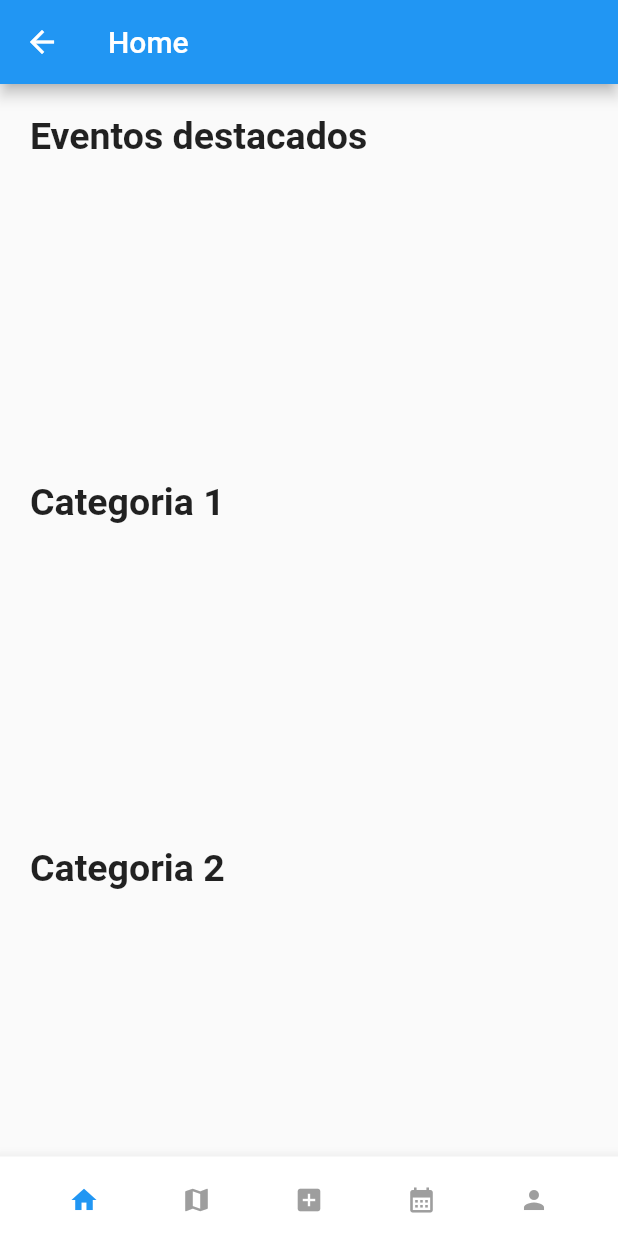
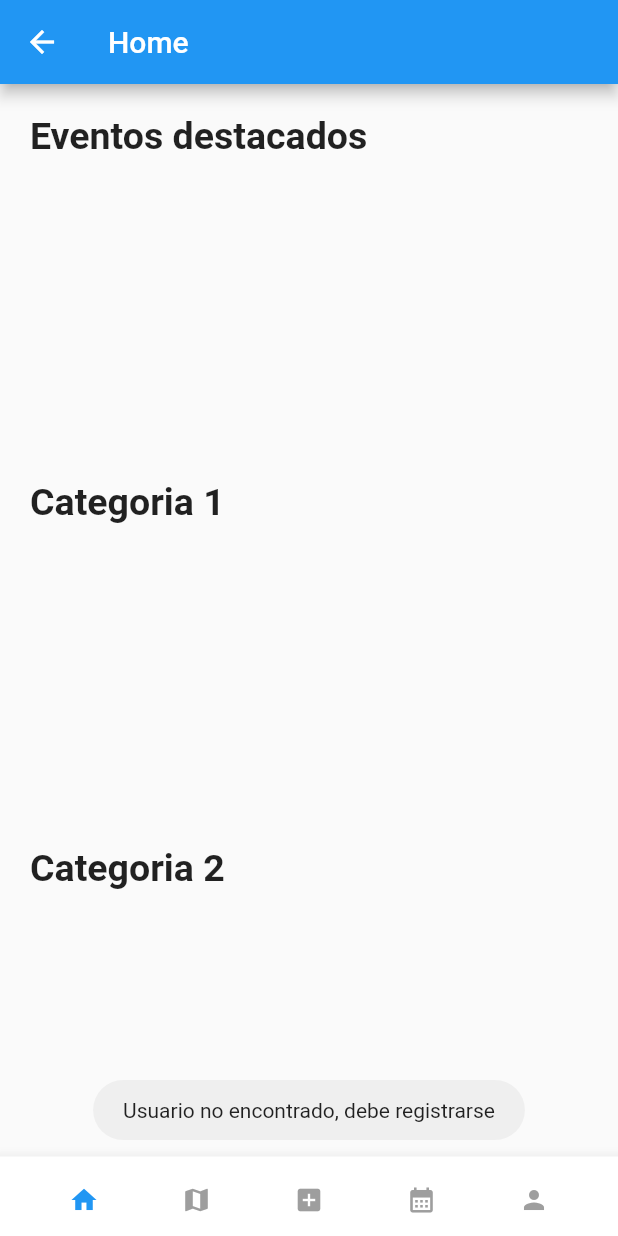
Before and after one commit to jomorales1/en-parche, a Flutter app: the screen it shows after launch, after a tap on "Ingresar", on a phone screen of 412 x 824 dp. Run offline on Flutter 3.47's test engine with Material 2 defaults, Android fonts, the phone set to English and light mode, and no system bars; our stand-ins replace cloud_firestore, firebase_auth, firebase_core, fluttertoast; accounts and stored records are empty; network calls fail.

Commit message:
catch some errors

```diff
--- a/flutter_app/lib/src/presentation/pages/login_page.dart
+++ b/flutter_app/lib/src/presentation/pages/login_page.dart
@@ -1,14 +1,22 @@
+
 import 'package:firebase_auth/firebase_auth.dart';
 import 'package:flutter/cupertino.dart';
 import 'package:flutter/material.dart';
+import 'package:flutter_app/main.dart';
 import 'package:flutter_app/screens/mainscreen.dart';
 import 'package:flutter_app/src/presentation/register_page.dart';
+import 'package:fluttertoast/fluttertoast.dart';
+
+// class LoginStatefulWidget extends StatefulWidget{
+//   const LoginStatefulWidget({Key? key}) : super(key: key);
+//
+//   @override
+//   State<LoginStatefulWidget> createState() => LoginPage();
+// }
 
 class LoginPage extends StatelessWidget{
-
   final email = TextEditingController();
   final password = TextEditingController();
-
 
   @override
   Widget build(BuildContext context) {
@@ -21,11 +29,14 @@ class LoginPage extends StatelessWidget{
       home: Scaffold(
         // appBar: AppBar(
         // ),
+        resizeToAvoidBottomInset: false,
         body: Center(
             child: Column(
+
               mainAxisAlignment: MainAxisAlignment.center,
               children: [
-                // Image(image: image)
+                Image.asset('assets/images/logo.PNG'),
+                const SizedBox(height: 60.0),
                 Container(
                     child: TextFormField(
                       keyboardType: TextInputType.emailAddress,
@@ -36,7 +47,7 @@ class LoginPage extends StatelessWidget{
                         prefixIcon: Icon(Icons.mail, color: Colors.black,)
                       ),
                       validator: (value){
-                        if(value == null || value.isEmpty) return 'Ingrese el usuario';
+                        if(value!.isEmpty) return 'Ingrese el usuario';
                       },
                     ),
                 ),
@@ -71,12 +82,12 @@ class LoginPage extends StatelessWidget{
       UserCredential userCredential = await auth.signInWithEmailAndPassword(email: email, password: password);    user = userCredential.user;
       print("sirviooo");
     }on FirebaseAuthException catch(e){
-      print(e);
       if(e.code == "user-not-found") {
         print("autenticacion fallo");
       }
     }
   }
+
 }
 
 class loginWidget extends StatelessWidget{
@@ -117,11 +128,22 @@ class goToMain extends StatelessWidget {
             borderRadius: BorderRadius.circular(12.0)
         ),
         onPressed: () async {
-          await login(
+          // if(_emailController.text.isEmpty || _passwordController.text.isEmpty){
+          //   Fluttertoast.showToast(msg: "Todos los campos son obligatorios;",
+          //       gravity: ToastGravity.BOTTOM);
+          //   return;
+          // }
+
+          bool? isLogged = await login(
               email: _emailController.text, password: _passwordController.text);
           // ignore: use_build_context_synchronously
-          print("?????");
           Navigator.push(context, MaterialPageRoute( builder: (context) => Mainscreen()));
+          if(isLogged != null && isLogged){
+            Navigator.push(context, MaterialPageRoute( builder: (context) => Mainscreen()));
+          }else{
+            Fluttertoast.showToast(msg: "Usuario no encontrado, debe registrarse",
+            gravity: ToastGravity.BOTTOM);
+          }
         },
         child: const Text("Ingresar",
           style: TextStyle(
@@ -131,17 +153,23 @@ class goToMain extends StatelessWidget {
     );
   }
 
-  static Future<User?> login({required String email, required String password})  async{
+  static Future<bool?> login({required String email, required String password})  async{
     FirebaseAuth auth = FirebaseAuth.instance;
     User? user;
+    print(email);
+    print(password);
     try{
-      UserCredential userCredential = await auth.signInWithEmailAndPassword(email: email, password: password);    user = userCredential.user;
+      UserCredential userCredential = await auth.signInWithEmailAndPassword(email: email, password: password);
+      user = userCredential.user;
       print("sirviooo");
+      return true;
     }on FirebaseAuthException catch(e){
       print(e);
       if(e.code == "user-not-found") {
         print("autenticacion fallo");
       }
+      return false;
+
     }
   }
 }
--- a/flutter_app/pubspec.yaml
+++ b/flutter_app/pubspec.yaml
@@ -40,6 +40,7 @@ dependencies:
   animations: ^2.0.7
   cloud_firestore: ^4.0.1
   firebase_core: ^2.0.0
+  fluttertoast: ^8.1.1
 
 dev_dependencies:
   flutter_test:
@@ -64,8 +65,8 @@ flutter:
   uses-material-design: true
 
   # To add assets to your application, add an assets section, like this:
-  # assets:
-  #   - images/a_dot_burr.jpeg
+  assets:
+   - assets/images/logo.PNG
   #   - images/a_dot_ham.jpeg
 
   # An image asset can refer to one or more resolution-specific "variants", see
```
Also changed, not shown: flutter_app/lib/src/presentation/register_page.dart (+19 -3 lines), flutter_app/assets/images/logo.PNG (added), flutter_app/pubspec.lock.
